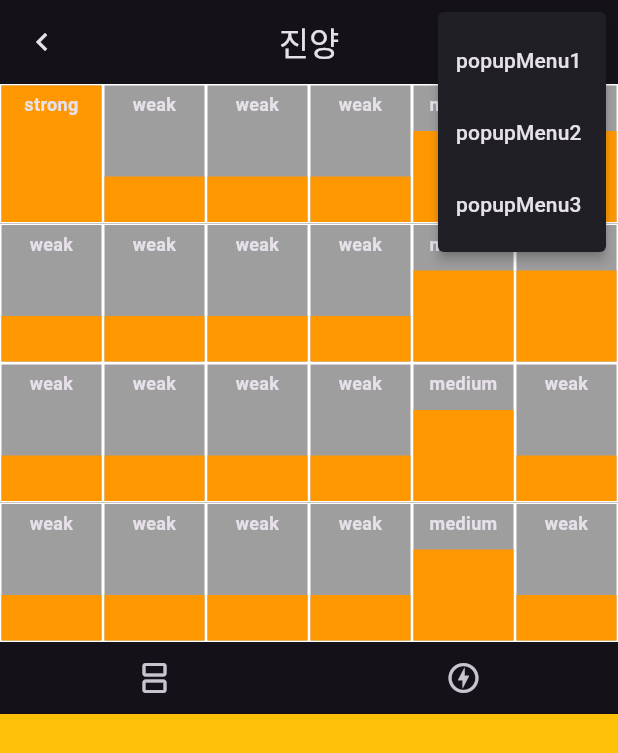
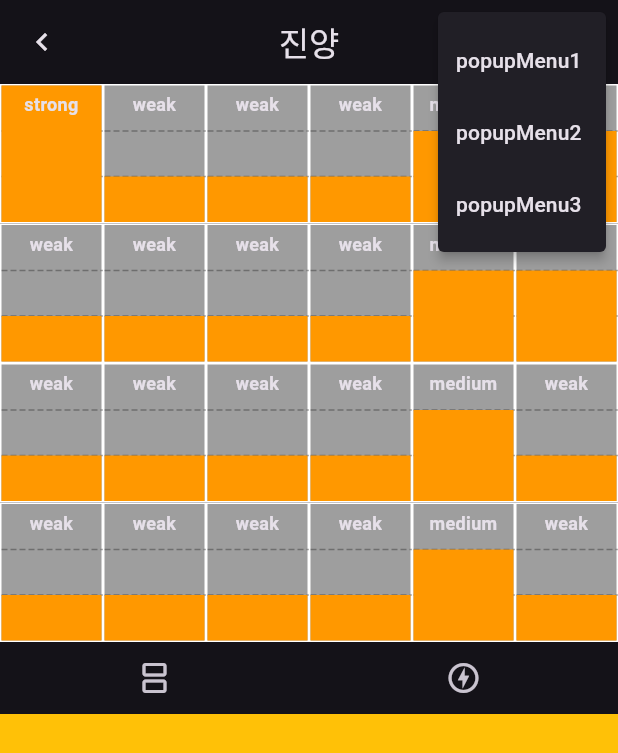
Before and after one commit to Team-Hanbae/Hanbae-Flutter, a Flutter app: the screen it shows after launch, after a tap on the "upload" icon, on a phone screen of 412 x 824 dp. Shown: the top 753 px of the screen. Run offline on Flutter 3.47's test engine with Material 3 defaults, Android fonts, the phone set to English and light mode, and no system bars; our stand-ins replace audioplayers, equatable, flutter_svg.

Commit message:
[feat] #12 HanbaeBoard에 점선 추가

```diff
--- a/lib/presentation/metronome/hanbae_board.dart
+++ b/lib/presentation/metronome/hanbae_board.dart
@@ -72,6 +72,11 @@ class Bakbar extends StatelessWidget {
       child: Stack(
         alignment: Alignment.bottomCenter, // 주황 박스를 아래 정렬
         children: [
+          CustomPaint(
+            size: Size.infinite,
+            painter: AccentDividerPainter(),
+          ),
+
           // 주황 박스
           Align(
             alignment: Alignment.bottomCenter,
@@ -98,3 +103,32 @@ class Bakbar extends StatelessWidget {
     );
   }
 }
+
+class AccentDividerPainter extends CustomPainter {
+  @override
+  void paint(Canvas canvas, Size size) {
+    final paint = Paint()
+      ..color = Colors.black.withOpacity(0.3)
+      ..strokeWidth = 1
+      ..style = PaintingStyle.stroke;
+
+    const double dashWidth = 4;
+    const double dashSpace = 2;
+
+    // 1/3, 2/3 높이에 점선 그리기
+    for (var y in [size.height / 3, size.height * 2 / 3]) {
+      double startX = 0;
+      while (startX < size.width) {
+        canvas.drawLine(
+          Offset(startX, y),
+          Offset(startX + dashWidth, y),
+          paint,
+        );
+        startX += dashWidth + dashSpace;
+      }
+    }
+  }
+
+  @override
+  bool shouldRepaint(covariant CustomPainter oldDelegate) => false;
+}
```
